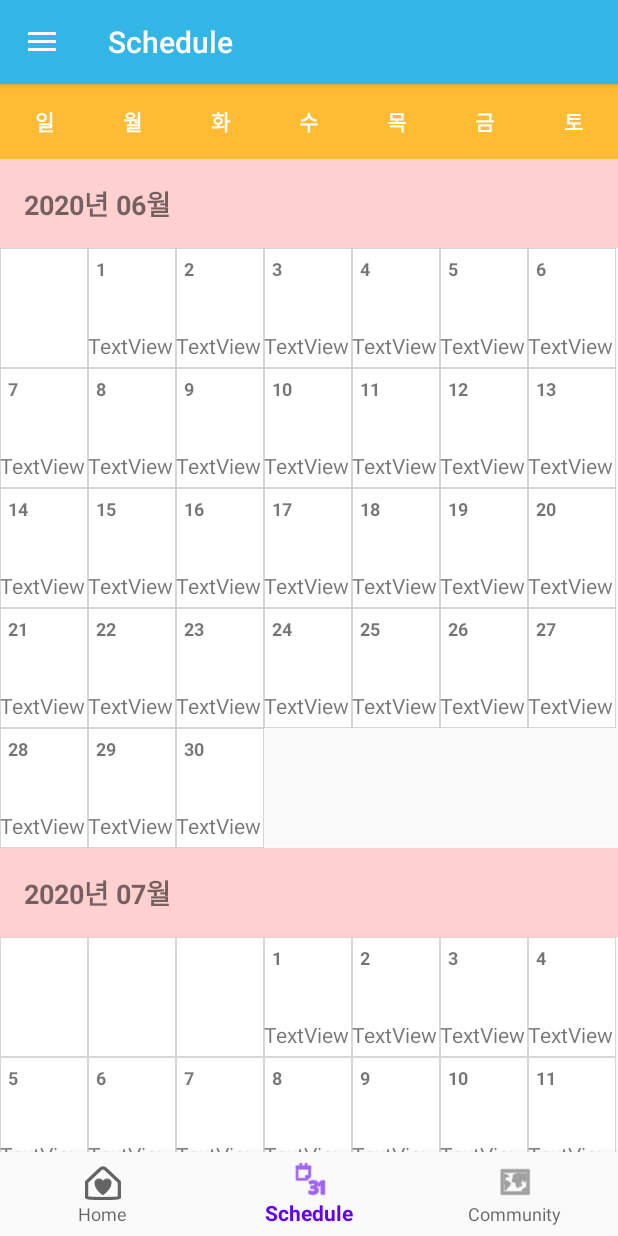
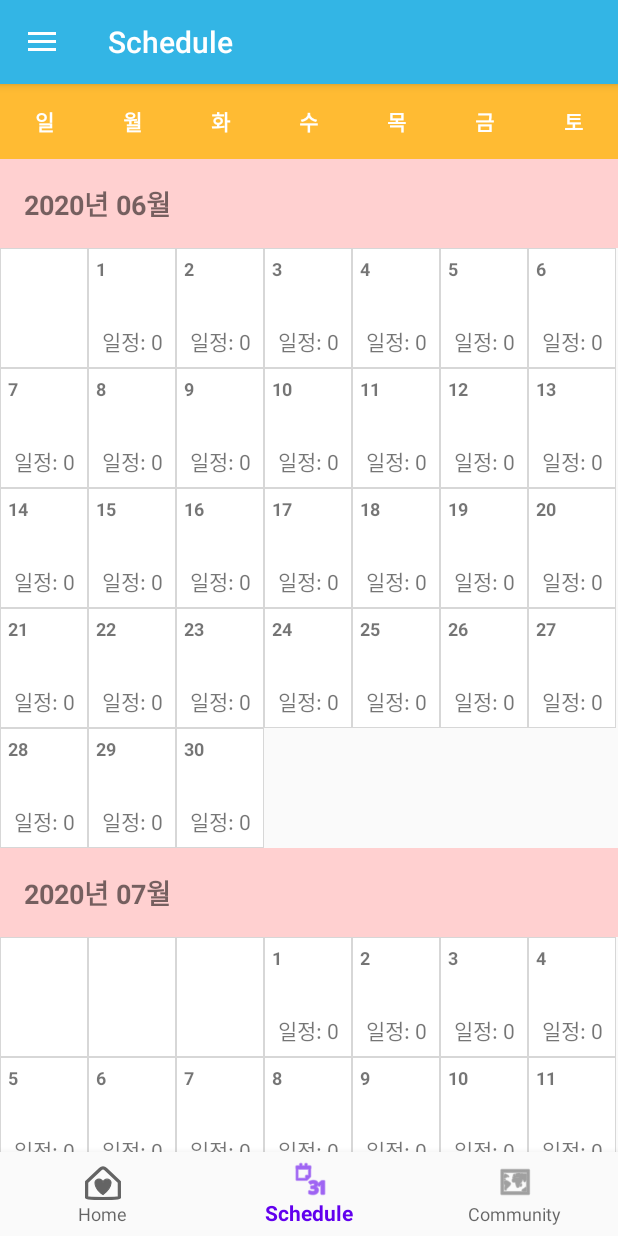
Before and after one commit to arcane222/ForHealthyLife, an Android app: the screen it shows after launch once a user with an empty profile is signed in (MainActivity), item 2 of the bottom bar chosen, on a phone screen of 412 x 824 dp. Run offline under Robolectric (Android 15) with nearby library versions, the phone set to English and light mode, and no system bars; our stand-ins replace Firebase (no records; nobody signed in at launch, a user with empty details on screens opened directly), navigation-ui; libraries missing offline, so code that uses them is left out: com.firebase.ui.

Commit message:
Add Firebase DB interlocking system

```diff
--- a/app/build.gradle
+++ b/app/build.gradle
@@ -3,8 +3,8 @@ apply plugin: 'com.google.gms.google-services'
 
 
 android {
-    compileSdkVersion 28
-    buildToolsVersion '28.0.3'
+    compileSdkVersion 29
+    buildToolsVersion '29.0.3'
 
     defaultConfig {
         applicationId "com.team_comfortable.forhealthylife"
@@ -33,6 +33,7 @@ dependencies {
     implementation 'com.google.firebase:firebase-auth:19.3.1' // 파이어베이스 인증
     implementation 'com.firebaseui:firebase-ui-auth:4.2.1' // 파이어베이스 인증2
     implementation 'com.github.bumptech.glide:glide:4.11.0' // 글라이드 이미지 로딩
+    implementation 'com.google.firebase:firebase-database:19.3.0'
     annotationProcessor 'com.github.bumptech.glide:compiler:4.11.0' // 글라이드 이미지 로딩2\
 
     implementation 'androidx.recyclerview:recyclerview:1.1.0'
--- a/app/src/main/java/com/team_comfortable/forhealthylife/MainActivity.java
+++ b/app/src/main/java/com/team_comfortable/forhealthylife/MainActivity.java
@@ -4,6 +4,7 @@ package com.team_comfortable.forhealthylife;
 import android.Manifest;
 import android.content.Intent;
 import android.content.pm.PackageManager;
+import android.graphics.Color;
 import android.os.Bundle;
 import android.view.View;
 import android.widget.Button;
@@ -108,6 +109,11 @@ public class MainActivity extends AppCompatActivity implements EatingFragment.On
         userEmailView.setText("이메일 : " + userEmail);
         userIdView.setText("사용자UID : " + userId);
         Glide.with(this).load(userImgUrl).into(userImgView);
+    }
+
+    public void onTouchCaneldarPanel(View v)
+    {
+        v.setBackgroundColor(Color.GREEN);
     }
 
     public boolean checkRecognitionPermission()
--- a/app/src/main/res/layout/fragment_calendar_day.xml
+++ b/app/src/main/res/layout/fragment_calendar_day.xml
@@ -20,16 +20,17 @@
         android:textStyle="bold"
         tool:text="00" />
 
-
-
     <TextView
         android:id="@+id/day_text"
         android:layout_width="wrap_content"
         android:layout_height="wrap_content"
+        android:layout_alignParentStart="true"
         android:layout_alignParentLeft="true"
+        android:layout_alignParentTop="true"
         android:layout_alignParentBottom="true"
-        android:layout_marginBottom="5dp"
-        android:text="TextView" />
-
-
+        android:layout_marginStart="9dp"
+        android:layout_marginLeft="9dp"
+        android:layout_marginTop="51dp"
+        android:layout_marginBottom="10dp"
+        android:text="일정: 0" />
 </RelativeLayout>
--- a/build.gradle
+++ b/build.gradle
@@ -1,4 +1,6 @@
-// Top-level build file where you can add configuration options common to all sub-projects/modules.
+ext {
+    compileSdkVersion = 29
+}// Top-level build file where you can add configuration options common to all sub-projects/modules.
 
 buildscript {
 
```
Also changed, not shown: app/src/main/java/com/team_comfortable/forhealthylife/LoginActivity.java (+57 -1 lines).
